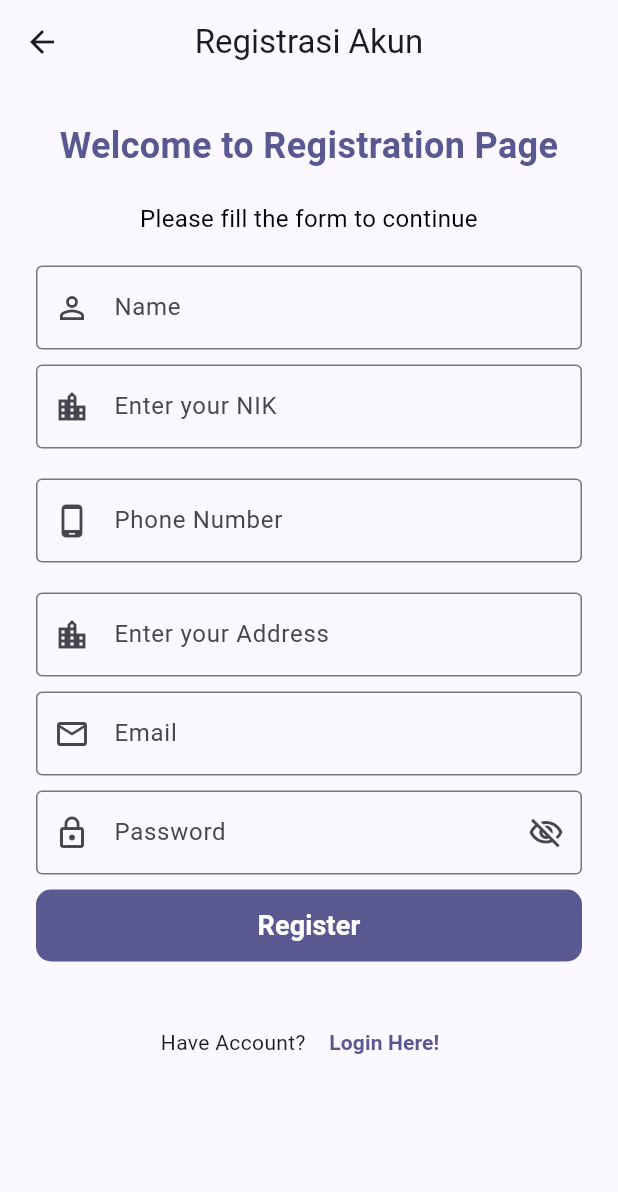
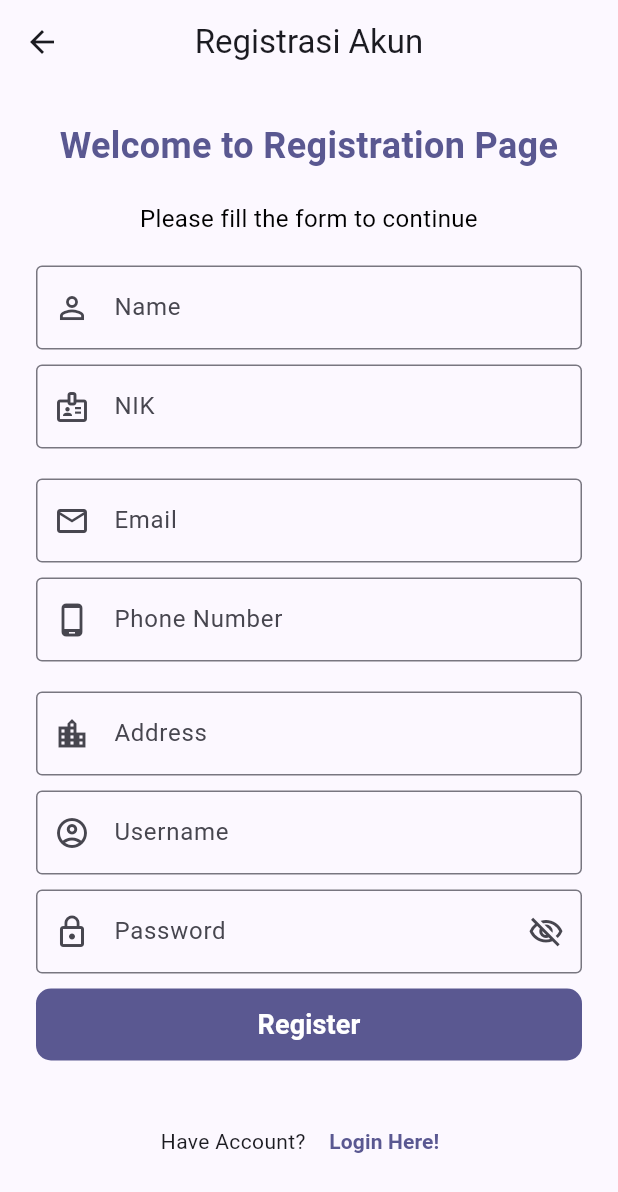
Before and after one commit to taworld-star/utspam_C_IF5B_0040, a Flutter app: the screen it shows after launch, after a tap on "Login", after a tap on "Register", on a phone screen of 412 x 824 dp. Shown: the top 1192 px of the screen. Run offline on Flutter 3.47's test engine with Material 3 defaults, Android fonts, the phone set to English and light mode, and no system bars; our stand-ins replace sqflite; accounts and stored records are empty.

Commit message:
implement user registration and login functionality with SQLite; add DatabaseHelper for CRUD operations

```diff
--- a/lib/data/model/user_model.dart
+++ b/lib/data/model/user_model.dart
@@ -2,6 +2,7 @@ class UserModel {
   final int? id;
   final String username;
   final String name;
+  final String nik;
   final String email;
   final String phone;
   final String password;
@@ -10,6 +11,7 @@ class UserModel {
     this.id,
     required this.username,
     required this.name,
+    required this.nik,
     required this.email,
     required this.phone,
     required this.password,
@@ -20,6 +22,7 @@ class UserModel {
       'id': id,
       'username': username,
       'name': name,
+      'nik': nik,
       'email': email,
       'phone': phone,
       'password': password,
@@ -31,6 +34,7 @@ class UserModel {
       id: map['id'],
       username: map['username'],
       name: map['name'],
+      nik: map['nik'],
       email: map['email'],
       phone: map['phone'],
       password: map['password'],
--- a/lib/main.dart
+++ b/lib/main.dart
@@ -1,3 +1,4 @@
+import 'package:car_rental_app/data/model/user_model.dart';
 import 'package:car_rental_app/screen/home_page.dart';
 import 'package:car_rental_app/screen/register_page.dart';
 import 'package:flutter/material.dart';
@@ -10,6 +11,7 @@ void main() {
 
 class RentalCar extends StatelessWidget {
   const RentalCar({super.key});
+
 
   // This widget is the root of your application.
   @override
--- a/lib/screen/login_page.dart
+++ b/lib/screen/login_page.dart
@@ -28,20 +28,20 @@ class _LoginPageState extends State<LoginPage> {
   void _login() {
     if (_formKey.currentState!.validate()) {
 
-      final loggedInUser = UserModel(
-        id: 1,
-        name: 'John Doe',
-        email: _usernameController.text,
-        phone: '081234567890',
-        password: _passwordController.text,
-        username: 'johndoe',
+      // final loggedInUser = UserModel(
+      //   id: 1,
+      //   name: 'John Doe',
+      //   email: _usernameController.text,
+      //   phone: '081234567890',
+      //   password: _passwordController.text,
+      //   username: _usernameController.text,
 
-      );
+      // );
 
-      Navigator.pushReplacementNamed(
+      Navigator.pushReplacement(
         context,
         MaterialPageRoute(
-          builder: (context) => HomePage(user: loggedInUser,)
+          builder: (context) => HomePage(user: UserModel()
           ) as String,
         );
       ScaffoldMessenger.of(context).showSnackBar(
@@ -100,8 +100,8 @@ class _LoginPageState extends State<LoginPage> {
                     if (value == null || value.isEmpty) {
                       return 'Username cannot be empty';
                     }
-                    if (!value.contains('@')) {
-                      return 'Username not valid';
+                    if (!RegExp(r'^[a-zA-Z0-9_]+$').hasMatch(value)) {
+                      return 'Username only allows letters, numbers, and underscore';
                     }
                     return null;
                   },
--- a/lib/screen/register_page.dart
+++ b/lib/screen/register_page.dart
@@ -18,6 +18,7 @@ class _RegisterPageState extends State<RegisterPage> {
   final _usernameController = TextEditingController();
   final _passwordController = TextEditingController();
   bool _obscurePassword = true;
+  bool _isLoading = false;
 
   final List<String> _acceptedEmailDomains = ['@gmail.com', '@uisi.ac.id', '@example.com'];
 
@@ -122,9 +123,9 @@ class _RegisterPageState extends State<RegisterPage> {
                     TextFormField(
                       controller: _nikController,
                       decoration: InputDecoration(
-                        labelText: 'Enter your NIK',
+                        labelText: 'NIK',
                         hintText: 'Example: 1234567890123456',
-                        prefixIcon: Icon(Icons.location_city_outlined),
+                        prefixIcon: Icon(Icons.badge_outlined),
                         border: OutlineInputBorder(
                           borderSide: BorderSide(
                             color: Colors.grey,
@@ -149,6 +150,44 @@ class _RegisterPageState extends State<RegisterPage> {
                       },
                     ),
                     const SizedBox(height: 20),
+
+                    // Email Field
+                    TextFormField(
+                      controller: _emailController,
+                      keyboardType: TextInputType.emailAddress,
+                      decoration: InputDecoration(
+                        labelText: 'Email',
+                        hintText: 'Example: abcd@gmail.com',
+                        prefixIcon: Icon(Icons.email_outlined),
+                        border: OutlineInputBorder(
+                          borderSide: BorderSide(
+                            color: Colors.grey,
+                            width: 1.0,
+                          ),
+                        ),
+                        focusedBorder: OutlineInputBorder(
+                          borderSide: BorderSide(
+                            color: Theme.of(context).primaryColor,
+                            width: 2.0,
+                          ),
+                        ),
+                      ),
+                      validator: (value) {
+                        if (value == null || value.isEmpty) {
+                          return 'Email cannot be empty';
+                        }
+
+                        if (!value.contains('@') || !value.contains('.')) {
+                          return 'Invalid email format';
+                        }
+
+                        if (!_acceptedEmailDomains.any((domain) => value.endsWith(domain))) {
+                          return 'Only domains ${_acceptedEmailDomains.join(', ')} are accepted';
+                        }
+                        return null;
+                      },
+                    ),
+                    const SizedBox(height: 10),
 
                     // Phone Number Field
                     TextFormField(
@@ -188,7 +227,7 @@ class _RegisterPageState extends State<RegisterPage> {
                     TextFormField(
                       controller: _addressController,
                       decoration: InputDecoration(
-                        labelText: 'Enter your Address',
+                        labelText: 'Address',
                         hintText: 'Example: Jakarta, Indonesia',
                         prefixIcon: Icon(Icons.location_city_outlined),
                         border: OutlineInputBorder(
@@ -213,14 +252,13 @@ class _RegisterPageState extends State<RegisterPage> {
                     ),
                     const SizedBox(height: 10),
 
-                    // Email Field
+                    //Username Field
                     TextFormField(
-                      controller: _emailController,
-                      keyboardType: TextInputType.emailAddress,
+                      controller: _usernameController,
                       decoration: InputDecoration(
-                        labelText: 'Email',
-                        hintText: 'Example: abcd@gmail.com',
-                        prefixIcon: Icon(Icons.email_outlined),
+                        labelText: 'Username',
+                        hintText: 'Enter your username',
+                        prefixIcon: Icon(Icons.account_circle_outlined),
                         border: OutlineInputBorder(
                           borderSide: BorderSide(
                             color: Colors.grey,
@@ -236,15 +274,7 @@ class _RegisterPageState extends State<RegisterPage> {
                       ),
                       validator: (value) {
                         if (value == null || value.isEmpty) {
-                          return 'Email cannot be empty';
-                        }
-
-                        if (!value.contains('@') || !value.contains('.')) {
-                          return 'Invalid email format';
-                        }
-
-                        if (!_acceptedEmailDomains.any((domain) => value.endsWith(domain))) {
-                          return 'Only domains ${_acceptedEmailDomains.join(', ')} are accepted';
+                          return 'Username cannot be empty';
                         }
                         return null;
                       },
@@ -298,9 +328,8 @@ class _RegisterPageState extends State<RegisterPage> {
                     FilledButton(
                       onPressed: _register,
                       style: FilledButton.styleFrom(
-                        // backgroundColor: const Color(0xFF9C824A),
                         padding: const EdgeInsets.symmetric(horizontal: 120.0),
-                        minimumSize: const Size.fromHeight(48), // Make button at least 48 high
+                        minimumSize: const Size.fromHeight(48),
                         shape: RoundedRectangleBorder(
                           borderRadius: BorderRadius.circular(10.0),
                         ),
--- a/pubspec.yaml
+++ b/pubspec.yaml
@@ -30,6 +30,8 @@ environment:
 dependencies:
   flutter:
     sdk: flutter
+  sqflite: ^2.3.0
+  path: ^1.8.3
 
   # The following adds the Cupertino Icons font to your application.
   # Use with the CupertinoIcons class for iOS style icons.
```
Also changed, not shown: lib/data/db/db_helper.dart (added, +182 -0 lines), pubspec.lock, 1 other file.
